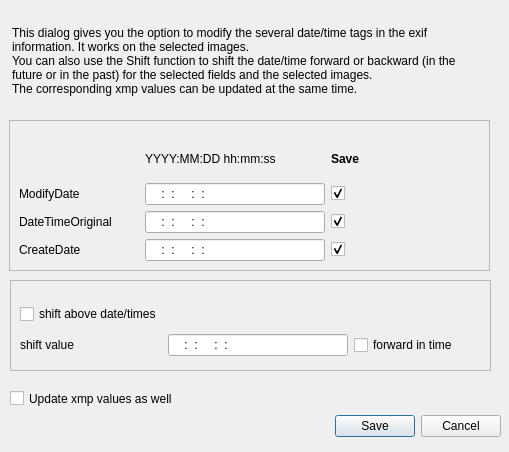
The window that scripts/ui/modifydatetime.ui (hvdwolf/pyExifToolGUI) describes before a commit, drawn with Qt 5.
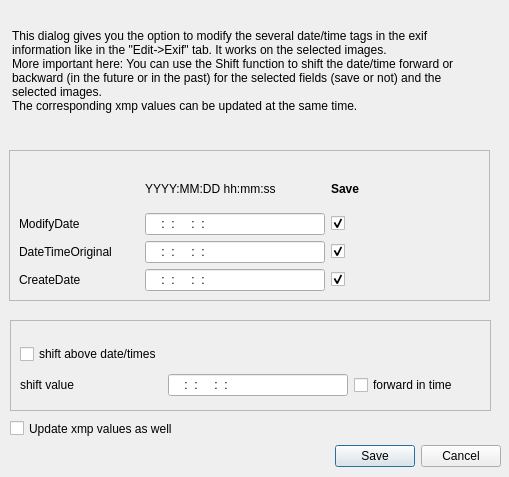
The same window after the commit.

Commit message: correct some minor errors; add to all image "changing" functions a "Make backup of originals" checkbox

```diff
--- a/scripts/ui/modifydatetime.ui
+++ b/scripts/ui/modifydatetime.ui
@@ -7,7 +7,7 @@
     <x>0</x>
     <y>0</y>
     <width>509</width>
-    <height>452</height>
+    <height>477</height>
    </rect>
   </property>
   <property name="windowTitle">
@@ -17,7 +17,7 @@
    <property name="geometry">
     <rect>
      <x>200</x>
-     <y>410</y>
+     <y>440</y>
      <width>301</width>
      <height>32</height>
     </rect>
@@ -33,7 +33,7 @@
    <property name="geometry">
     <rect>
      <x>9</x>
-     <y>120</y>
+     <y>150</y>
      <width>481</width>
      <height>151</height>
     </rect>
@@ -177,7 +177,7 @@
    <property name="geometry">
     <rect>
      <x>10</x>
-     <y>390</y>
+     <y>420</y>
      <width>351</width>
      <height>17</height>
     </rect>
@@ -192,12 +192,12 @@
      <x>12</x>
      <y>10</y>
      <width>471</width>
-     <height>101</height>
+     <height>121</height>
     </rect>
    </property>
    <property name="text">
-    <string>This dialog gives you the option to modify the several date/time tags in the exif information. It works on the selected images.
-You can also use the Shift function to shift the date/time forward or backward (in the future or in the past) for the selected fields and the selected images.
+    <string>This dialog gives you the option to modify the several date/time tags in the exif information like in the &quot;Edit-&gt;Exif&quot; tab. It works on the selected images.
+More important here: You can use the Shift function to shift the date/time forward or backward (in the future or in the past) for the selected fields (save or not) and the selected images.
 The corresponding xmp values can be updated at the same time.</string>
    </property>
    <property name="wordWrap">
@@ -208,7 +208,7 @@
    <property name="geometry">
     <rect>
      <x>10</x>
-     <y>280</y>
+     <y>320</y>
      <width>481</width>
      <height>91</height>
     </rect>
```
Left out of the diff: 13 changed lines with no effect on the pictures. The commit also changes 10 other files.
